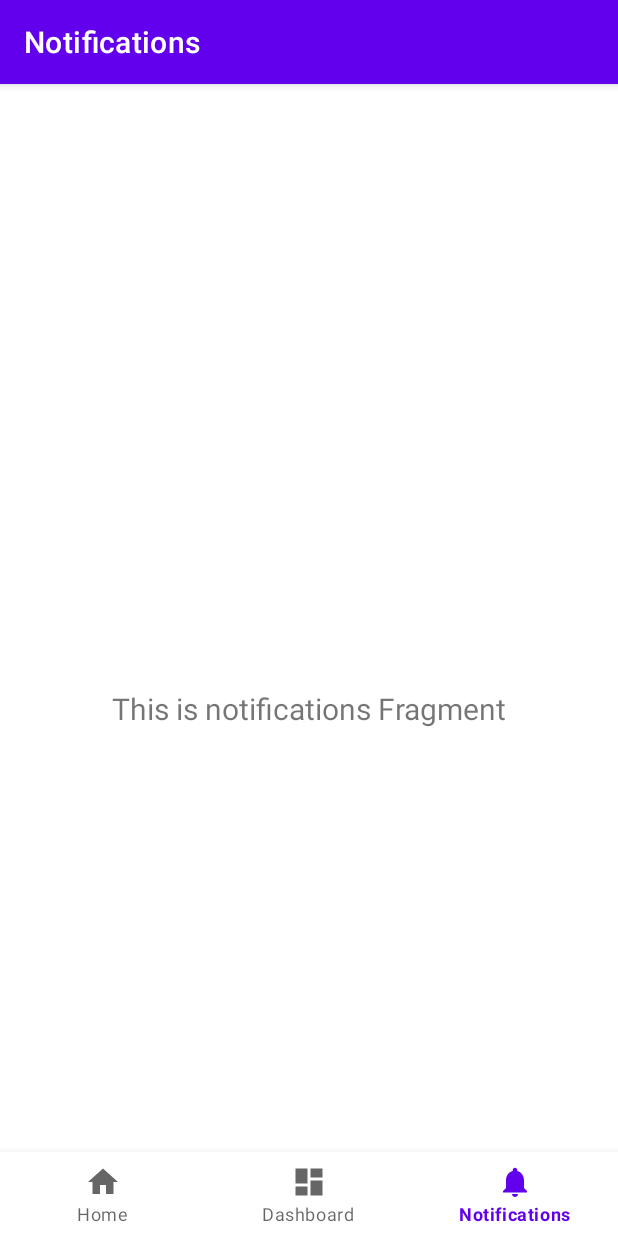
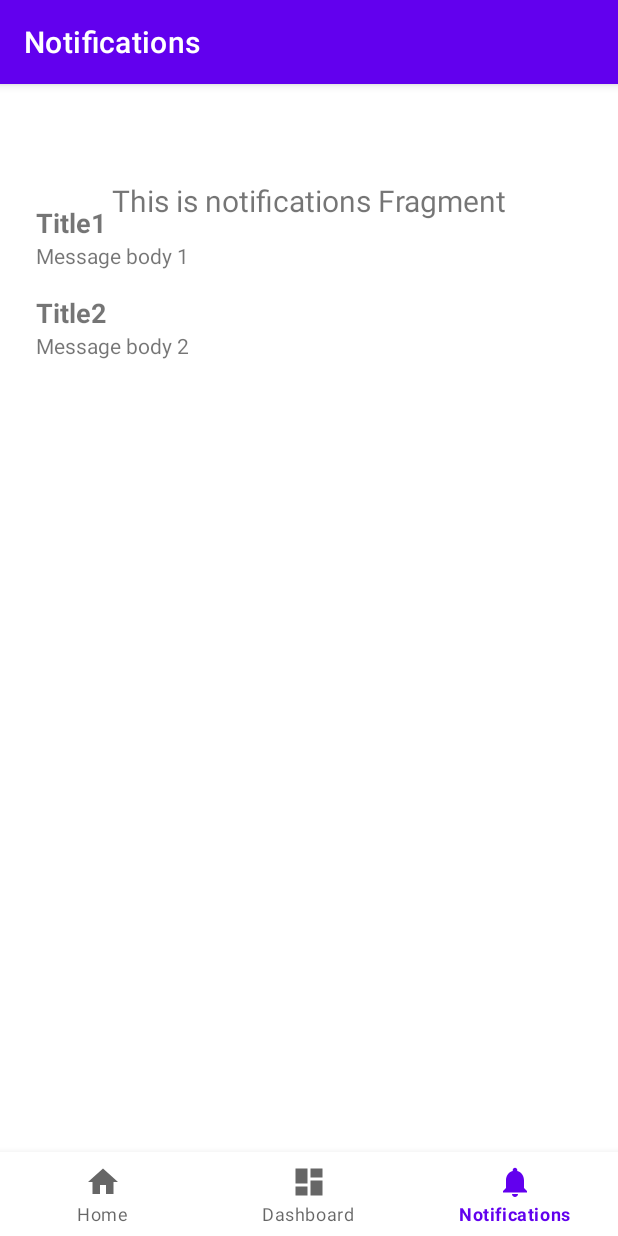
Before and after one commit to MiguelLucas/Mushu, an Android app: the NotificationsFragment screen opened through its navigation route, on a phone screen of 412 x 824 dp. Run offline under Robolectric (Android 15) with nearby library versions, the phone set to English and light mode, and no system bars; our stand-ins replace Room's generated code, navigation-ui.

Commit message:
Added list of notifications. Updating list based on current DB content

```diff
--- a/app/app/src/main/java/com/mlucas/mushu/data/database/NotificationDao.kt
+++ b/app/app/src/main/java/com/mlucas/mushu/data/database/NotificationDao.kt
@@ -1,5 +1,6 @@
 package com.mlucas.mushu.data.database
 
+import androidx.lifecycle.LiveData
 import androidx.room.Dao
 import androidx.room.Insert
 import androidx.room.OnConflictStrategy
@@ -13,10 +14,13 @@ interface NotificationDao {
     suspend fun insert(notification: NotificationEntity)
 
     @Query("SELECT * FROM notifications ORDER BY timestamp DESC LIMIT 5")
-    suspend fun getLast5Notifications(): List<NotificationEntity>
+    suspend fun getLastNotifications(): List<NotificationEntity>
 
     @Query("DELETE FROM notifications WHERE id IN (SELECT id FROM notifications ORDER BY timestamp ASC LIMIT 1)")
     suspend fun deleteOldestNotification()
+
+    @Query("DELETE FROM notifications WHERE id NOT IN (SELECT id FROM notifications ORDER BY timestamp DESC LIMIT 5)")
+    suspend fun removeExcessNotifications()
 
     @Query("DELETE FROM notifications")
     suspend fun deleteAllNotifications()
--- a/app/app/src/main/java/com/mlucas/mushu/ui/notifications/NotificationsFragment.kt
+++ b/app/app/src/main/java/com/mlucas/mushu/ui/notifications/NotificationsFragment.kt
@@ -1,20 +1,28 @@
 package com.mlucas.mushu.ui.notifications
 
 import android.os.Bundle
+import android.util.Log
 import android.view.LayoutInflater
 import android.view.View
 import android.view.ViewGroup
 import android.widget.TextView
 import androidx.fragment.app.Fragment
+import androidx.lifecycle.Observer
 import androidx.lifecycle.ViewModelProvider
+import androidx.recyclerview.widget.DefaultItemAnimator
+import androidx.recyclerview.widget.LinearLayoutManager
+import androidx.recyclerview.widget.RecyclerView
+import com.mlucas.mushu.R
+import com.mlucas.mushu.data.database.NotificationDatabase
+import com.mlucas.mushu.data.entities.NotificationEntity
 import com.mlucas.mushu.databinding.FragmentNotificationsBinding
 
 class NotificationsFragment : Fragment() {
 
     private var _binding: FragmentNotificationsBinding? = null
+    private lateinit var viewModel: NotificationsViewModel
 
-    // This property is only valid between onCreateView and
-    // onDestroyView.
+    // This property is only valid between onCreateView and onDestroyView
     private val binding get() = _binding!!
 
     override fun onCreateView(
@@ -22,16 +30,46 @@ class NotificationsFragment : Fragment() {
         container: ViewGroup?,
         savedInstanceState: Bundle?
     ): View {
-        val notificationsViewModel =
-            ViewModelProvider(this).get(NotificationsViewModel::class.java)
 
         _binding = FragmentNotificationsBinding.inflate(inflater, container, false)
         val root: View = binding.root
 
+        // Create the view model
+        val notificationDao = NotificationDatabase.getDatabase(requireContext()).notificationDao()
+        viewModel = ViewModelProvider(this, NotificationsViewModelFactory(notificationDao))[NotificationsViewModel::class.java]
+
         val textView: TextView = binding.textNotifications
-        notificationsViewModel.text.observe(viewLifecycleOwner) {
+        viewModel.text.observe(viewLifecycleOwner) {
             textView.text = it
         }
+
+        // TODO: TEMPORARY REFRESH OF THE DB
+        viewModel.deleteAllNotifications()
+
+        // Create notification adapter with an empty list
+        val notificationsAdapter = NotificationsAdapter(emptyList())
+        // Observe changes to the notification list and order the adapter to update
+        viewModel.notifications.observe(viewLifecycleOwner, Observer { notifications ->
+            notifications?.let {
+                // Print the notifications
+                it.forEach { notification ->
+                    println(notification)
+                }
+            }
+            notificationsAdapter.updateNotifications(notifications)
+        })
+
+        // Create the recycler view with the adapter above
+        val recyclerView: RecyclerView = binding.recyclerViewNotifications
+        recyclerView.layoutManager = LinearLayoutManager(this.context)
+        recyclerView.setHasFixedSize(true)
+        recyclerView.itemAnimator = DefaultItemAnimator()
+        recyclerView.adapter = notificationsAdapter
+
+        // Example usage:
+        viewModel.insert(NotificationEntity(title = "Title1", body = "Message body 1"))
+        viewModel.insert(NotificationEntity(title = "Title2", body = "Message body 2"))
+
         return root
     }
 
@@ -39,4 +77,34 @@ class NotificationsFragment : Fragment() {
         super.onDestroyView()
         _binding = null
     }
+
+    class NotificationsAdapter(private var notifications: List<NotificationEntity>) :
+        RecyclerView.Adapter<NotificationsAdapter.NotificationViewHolder>() {
+
+        class NotificationViewHolder(view: View) : RecyclerView.ViewHolder(view) {
+            val title: TextView = view.findViewById(R.id.notificationTitle)
+            val message: TextView = view.findViewById(R.id.notificationContent)
+        }
+
+        override fun onCreateViewHolder(parent: ViewGroup, viewType: Int): NotificationViewHolder {
+            val view = LayoutInflater.from(parent.context)
+                .inflate(R.layout.item_notification, parent, false)
+            return NotificationViewHolder(view)
+        }
+
+        override fun onBindViewHolder(holder: NotificationViewHolder, position: Int) {
+            val notification = notifications[position]
+            holder.title.text = notification.title
+            holder.message.text = notification.body
+        }
+
+        override fun getItemCount(): Int {
+            return notifications.size
+        }
+
+        fun updateNotifications(newData: List<NotificationEntity>) {
+            this.notifications = newData
+            notifyDataSetChanged()
+        }
+    }
 }
--- a/app/app/src/main/java/com/mlucas/mushu/ui/notifications/NotificationsViewModel.kt
+++ b/app/app/src/main/java/com/mlucas/mushu/ui/notifications/NotificationsViewModel.kt
@@ -3,11 +3,32 @@ package com.mlucas.mushu.ui.notifications
 import androidx.lifecycle.LiveData
 import androidx.lifecycle.MutableLiveData
 import androidx.lifecycle.ViewModel
+import androidx.lifecycle.viewModelScope
+import kotlinx.coroutines.launch
+import com.mlucas.mushu.data.database.NotificationDao
+import com.mlucas.mushu.data.entities.NotificationEntity
 
-class NotificationsViewModel : ViewModel() {
+class NotificationsViewModel(private val notificationDao: NotificationDao) : ViewModel() {
+
+    private val _notifications = MutableLiveData<List<NotificationEntity>>()
+    val notifications: LiveData<List<NotificationEntity>> get() = _notifications
 
     private val _text = MutableLiveData<String>().apply {
         value = "This is notifications Fragment"
     }
     val text: LiveData<String> = _text
+
+    fun insert(notification: NotificationEntity) = viewModelScope.launch {
+        notificationDao.insert(notification)
+        notificationDao.removeExcessNotifications()
+        getLastNotifications()
+    }
+
+    fun getLastNotifications() = viewModelScope.launch {
+        _notifications.value = notificationDao.getLastNotifications()
+    }
+
+    fun deleteAllNotifications() = viewModelScope.launch {
+        notificationDao.deleteAllNotifications()
+    }
 }
--- /dev/null
+++ b/app/app/src/main/java/com/mlucas/mushu/ui/notifications/NotificationsViewModelFactory.kt
@@ -0,0 +1,19 @@
+package com.mlucas.mushu.ui.notifications
+
+
+import androidx.lifecycle.ViewModel
+import androidx.lifecycle.ViewModelProvider
+import com.mlucas.mushu.data.database.NotificationDao
+
+class NotificationsViewModelFactory(
+    private val notificationDao: NotificationDao
+) : ViewModelProvider.Factory {
+
+    override fun <T : ViewModel> create(modelClass: Class<T>): T {
+        if (modelClass.isAssignableFrom(NotificationsViewModel::class.java)) {
+            @Suppress("UNCHECKED_CAST")
+            return NotificationsViewModel(notificationDao) as T
+        }
+        throw IllegalArgumentException("Unknown ViewModel class")
+    }
+}
--- a/app/app/src/main/res/layout/fragment_notifications.xml
+++ b/app/app/src/main/res/layout/fragment_notifications.xml
@@ -15,8 +15,14 @@
         android:layout_marginEnd="8dp"
         android:textAlignment="center"
         android:textSize="20sp"
-        app:layout_constraintBottom_toBottomOf="parent"
         app:layout_constraintEnd_toEndOf="parent"
         app:layout_constraintStart_toStartOf="parent"
         app:layout_constraintTop_toTopOf="parent" />
+
+    <androidx.recyclerview.widget.RecyclerView
+        android:id="@+id/recyclerViewNotifications"
+        android:layout_width="match_parent"
+        android:layout_height="match_parent"
+        android:padding="16dp"
+        app:layout_constraintStart_toEndOf="@id/text_notifications"/>
 </androidx.constraintlayout.widget.ConstraintLayout>
--- /dev/null
+++ b/app/app/src/main/res/layout/item_notification.xml
@@ -0,0 +1,33 @@
+<?xml version="1.0" encoding="utf-8"?>
+<androidx.constraintlayout.widget.ConstraintLayout xmlns:android="http://schemas.android.com/apk/res/android"
+    xmlns:app="http://schemas.android.com/apk/res-auto"
+    android:layout_width="match_parent"
+    android:layout_height="wrap_content"
+    android:padding="8dp">
+
+    <!-- Notification Title -->
+    <TextView
+        android:id="@+id/notificationTitle"
+        android:layout_width="0dp"
+        android:layout_height="wrap_content"
+        android:text="Notification Title"
+        android:textSize="18sp"
+        android:textStyle="bold"
+        android:layout_marginBottom="4dp"
+        app:layout_constraintTop_toTopOf="parent"
+        app:layout_constraintStart_toStartOf="parent"
+        app:layout_constraintEnd_toEndOf="parent" />
+
+    <!-- Notification Content -->
+    <TextView
+        android:id="@+id/notificationContent"
+        android:layout_width="0dp"
+        android:layout_height="wrap_content"
+        android:text="Notification content goes here"
+        android:textSize="14sp"
+        app:layout_constraintTop_toBottomOf="@id/notificationTitle"
+        app:layout_constraintStart_toStartOf="parent"
+        app:layout_constraintEnd_toEndOf="parent"
+        app:layout_constraintBottom_toBottomOf="parent" />
+
+</androidx.constraintlayout.widget.ConstraintLayout>
--- a/app/build.gradle.kts
+++ b/app/build.gradle.kts
@@ -7,4 +7,4 @@ plugins {
 }
 
 val appVersion by extra { "0.0.3" }
-val roomVersion by extra { "2.4.0" }
+val roomVersion by extra { "2.6.1" }
--- a/app/gradle/libs.versions.toml
+++ b/app/gradle/libs.versions.toml
@@ -1,21 +1,22 @@
 [versions]
-agp = "8.5.0"
+agp = "8.5.2"
 firebaseBom = "33.1.2"
-kotlin = "1.9.0"
+kotlin = "1.9.25"
 coreKtx = "1.13.1"
 junit = "4.13.2"
 junitVersion = "1.2.1"
 espressoCore = "3.6.1"
 appcompat = "1.7.0"
-kotlinxCoroutinesAndroid = "1.9.0"
+kotlinxCoroutinesAndroid = "1.8.1"
 material = "1.12.0"
 constraintlayout = "2.1.4"
-lifecycleLivedataKtx = "2.8.3"
-lifecycleViewmodelKtx = "2.8.3"
+lifecycleLivedataKtx = "2.8.4"
+lifecycleViewmodelKtx = "2.8.4"
 navigationFragmentKtx = "2.7.7"
 navigationUiKtx = "2.7.7"
-roomVersion = "2.5.0"
-workRuntimeKtx = "2.9.0"
+roomVersion = "2.6.1"
+workRuntimeKtx = "2.9.1"
+recyclerview = "1.3.2"
 
 [libraries]
 androidx-core-ktx = { group = "androidx.core", name = "core-ktx", version.ref = "coreKtx" }
@@ -37,6 +38,7 @@ androidx-lifecycle-viewmodel-ktx = { group = "androidx.lifecycle", name = "lifec
 androidx-navigation-fragment-ktx = { group = "androidx.navigation", name = "navigation-fragment-ktx", version.ref = "navigationFragmentKtx" }
 androidx-navigation-ui-ktx = { group = "androidx.navigation", name = "navigation-ui-ktx", version.ref = "navigationUiKtx" }
 androidx-work-runtime-ktx = { group = "androidx.work", name = "work-runtime-ktx", version.ref = "workRuntimeKtx" }
+androidx-recyclerview = { group = "androidx.recyclerview", name = "recyclerview", version.ref = "recyclerview" }
 
 [plugins]
 android-application = { id = "com.android.application", version.ref = "agp" }
```
